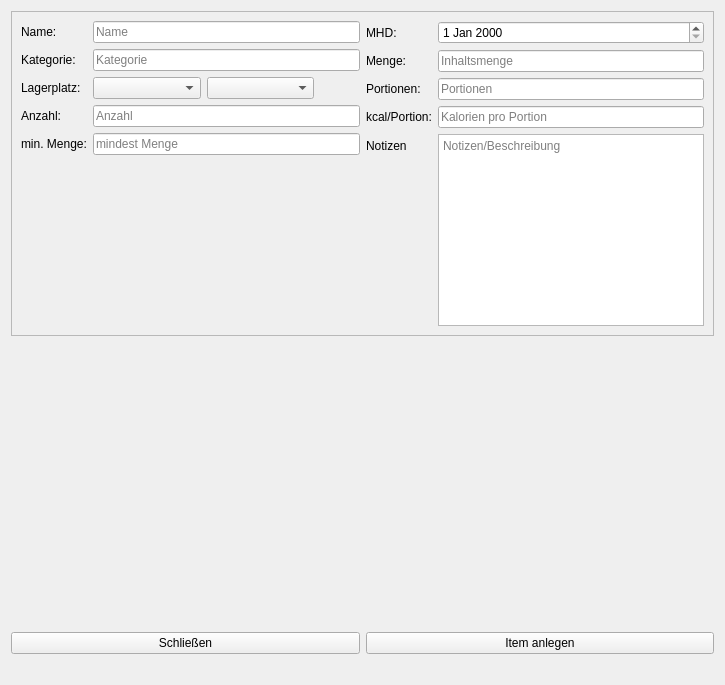
Before: the Qt Designer form ui/NewEntry.ui in mluckau/vorratslager, drawn with Qt 5.
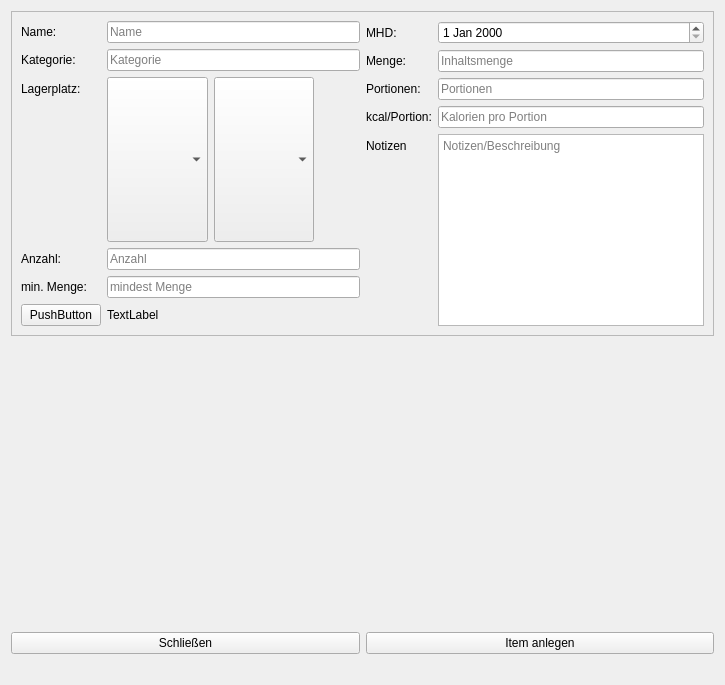
After: the same form once the commit is applied. Icons and pictures are not drawn.

```diff
--- a/ui/NewEntry.ui
+++ b/ui/NewEntry.ui
@@ -29,7 +29,7 @@
         <x>0</x>
         <y>0</y>
         <width>709</width>
-        <height>297</height>
+        <height>358</height>
        </rect>
       </property>
       <layout class="QHBoxLayout" name="horizontalLayout_2">
@@ -160,6 +160,32 @@
            </property>
           </widget>
          </item>
+         <item row="5" column="1">
+          <widget class="QLabel" name="imageLabel">
+           <property name="sizePolicy">
+            <sizepolicy hsizetype="Expanding" vsizetype="Expanding">
+             <horstretch>0</horstretch>
+             <verstretch>0</verstretch>
+            </sizepolicy>
+           </property>
+           <property name="text">
+            <string>TextLabel</string>
+           </property>
+           <property name="scaledContents">
+            <bool>true</bool>
+           </property>
+          </widget>
+         </item>
+         <item row="5" column="0">
+          <widget class="QPushButton" name="pB_loadImage">
+           <property name="text">
+            <string>PushButton</string>
+           </property>
+           <property name="autoDefault">
+            <bool>false</bool>
+           </property>
+          </widget>
+         </item>
         </layout>
        </item>
        <item>
```
